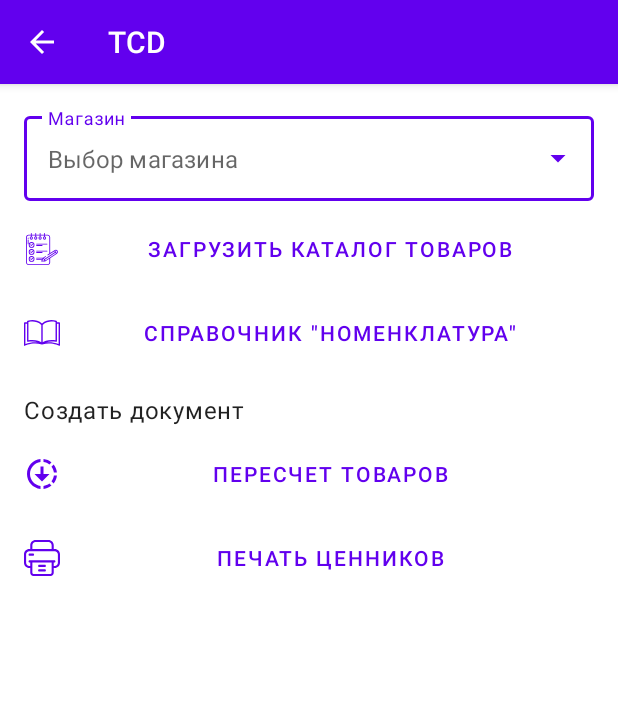
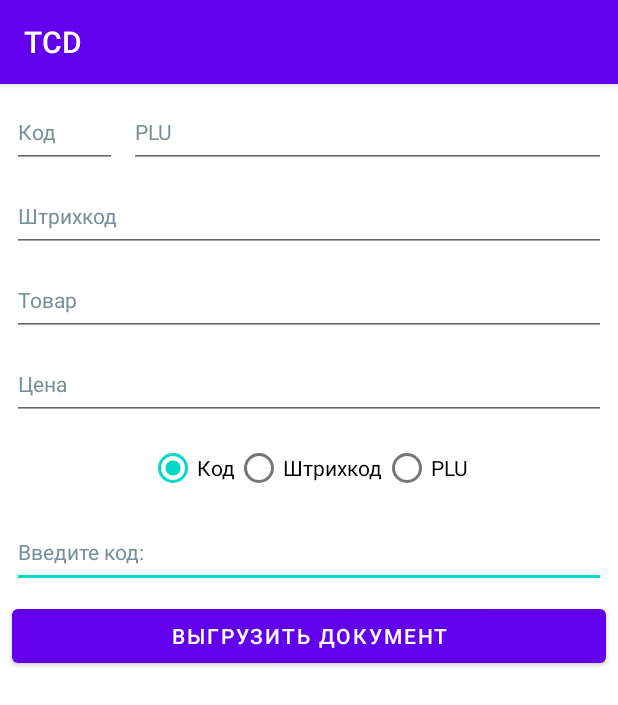
Before and after one commit to Gizmodo/TCD, an Android app: the MainActivity screen opened directly, with no data from a screen before it, after a tap on "ПЕРЕСЧЕТ ТОВАРОВ", on a phone screen of 412 x 824 dp. Shown: the top 705 px of the screen. Run offline under Robolectric (Android 15) with nearby library versions, the phone set to English and light mode, and no system bars.

Commit message:
Добавлен Пересчет товаров

```diff
--- a/app/build.gradle
+++ b/app/build.gradle
@@ -44,7 +44,7 @@ dependencies {
     implementation "io.reactivex.rxjava3:rxandroid:3.0.0"
     implementation 'androidx.core:core-ktx:1.6.0'
     implementation 'androidx.appcompat:appcompat:1.3.1'
-    implementation 'com.google.android.material:material:1.4.0'
+    implementation 'com.google.android.material:material:1.5.0-alpha03'
     implementation 'androidx.constraintlayout:constraintlayout:2.1.0'
     testImplementation 'junit:junit:4.13.2'
     androidTestImplementation 'androidx.test.ext:junit:1.1.3'
@@ -87,7 +87,7 @@ dependencies {
     implementation "androidx.room:room-paging:$room_version"
     implementation "androidx.room:room-ktx:$room_version"
     ///////////////////////////////////////////////////////////////////////////////////////////////
-    def lifecycle_version = "2.4.0-alpha03"
+    def lifecycle_version = '2.4.0-beta01'
     def arch_version = "2.1.0"
 
     // ViewModel
@@ -135,7 +135,7 @@ dependencies {
     androidTestImplementation "androidx.navigation:navigation-testing:$nav_version"
 
     // Jetpack Compose Integration
-    implementation "androidx.navigation:navigation-compose:2.4.0-alpha08"
+    implementation 'androidx.navigation:navigation-compose:2.4.0-alpha09'
 //Paging
     def paging_version = "3.1.0-alpha03"
 
--- a/app/src/main/AndroidManifest.xml
+++ b/app/src/main/AndroidManifest.xml
@@ -12,6 +12,9 @@
         android:supportsRtl="true"
         android:theme="@style/Theme.TCD"
         android:usesCleartextTraffic="true">
+        <activity
+            android:name=".RecalcActivity"
+            android:exported="true" />
         <activity
             android:name=".NomenclatureActivity"
             android:exported="true"
--- a/app/src/main/java/com/shop/tcd/MainActivity.kt
+++ b/app/src/main/java/com/shop/tcd/MainActivity.kt
@@ -50,7 +50,11 @@ class MainActivity : AppCompatActivity() {
      * Действие по кнопке на главном экране.
      */
     fun btnShowRecalc(view: View) {
-
+        val intent = Intent(this, RecalcActivity::class.java)
+            .apply {
+                putExtra(EXTRA_MESSAGE, "recalc")
+            }
+        startActivity(intent)
     }
 
     /**
--- a/app/src/main/java/com/shop/tcd/room/dao/NomenclatureDao.kt
+++ b/app/src/main/java/com/shop/tcd/room/dao/NomenclatureDao.kt
@@ -28,8 +28,16 @@ interface NomenclatureDao {
     suspend fun deleteAll()
 
     //Поиск товара по штрихкоду
-    @Query("select * from nomenclature where barcode = :barcode")
-    suspend fun getByBarcode(barcode: String): List<NomenclatureItem>
+    @Query("select * from nomenclature where barcode = :barcode limit 1")
+    fun getByBarcode(barcode: String): LiveData<NomenclatureItem>
+
+    //Поиск товара по коду
+    @Query("select * from nomenclature where code = :code limit 1")
+    fun getByCode(code: String): LiveData<NomenclatureItem>
+
+    //Поиск товара по PLU
+    @Query("select * from nomenclature where plu = :plu limit 1")
+    fun getByPLU(plu: String): LiveData<NomenclatureItem>
 
     //Количество записей
     @Query("SELECT COUNT(*) FROM nomenclature")
--- /dev/null
+++ b/app/src/main/res/drawable/ic_free_icon_ruble_currency_sign_38559.xml
@@ -0,0 +1,4 @@
+<vector android:height="24dp" android:viewportHeight="510.127"
+    android:viewportWidth="510.127" android:width="24dp" xmlns:android="http://schemas.android.com/apk/res/android">
+    <path android:fillColor="#FF000000" android:pathData="M34.786,428.963h81.158v69.572c0,3.385 1.083,6.156 3.262,8.322c2.173,2.18 4.951,3.27 8.335,3.27h60.502c3.14,0 5.857,-1.09 8.152,-3.27c2.295,-2.166 3.439,-4.938 3.439,-8.322v-69.572h182.964c3.377,0 6.156,-1.076 8.334,-3.256c2.18,-2.178 3.262,-4.951 3.262,-8.336v-46.377c0,-3.365 -1.082,-6.156 -3.262,-8.322c-2.172,-2.18 -4.957,-3.27 -8.334,-3.27H199.628v-42.754h123.184c48.305,0 87.73,-14.719 118.293,-44.199c30.551,-29.449 45.834,-67.49 45.834,-114.125c0,-46.604 -15.283,-84.646 -45.834,-114.125C410.548,14.749 371.116,0 322.812,0H127.535c-3.385,0 -6.157,1.089 -8.335,3.256c-2.173,2.179 -3.262,4.969 -3.262,8.335v227.896H34.786c-3.384,0 -6.157,1.145 -8.335,3.439c-2.172,2.295 -3.262,5.012 -3.262,8.151v53.978c0,3.385 1.083,6.158 3.262,8.336c2.179,2.18 4.945,3.256 8.335,3.256h81.158v42.754H34.786c-3.384,0 -6.157,1.09 -8.335,3.27c-2.172,2.166 -3.262,4.951 -3.262,8.322v46.377c0,3.385 1.083,6.158 3.262,8.336C28.629,427.887 31.401,428.963 34.786,428.963zM199.628,77.179h115.938c25.6,0 46.248,7.485 61.953,22.46c15.697,14.976 23.549,34.547 23.549,58.691c0,24.156 -7.852,43.733 -23.549,58.691c-15.705,14.988 -36.354,22.473 -61.953,22.473H199.628V77.179z"/>
+</vector>
--- /dev/null
+++ b/app/src/main/res/drawable/ic_ruble_currency_sign.xml
@@ -0,0 +1,4 @@
+<vector android:height="24dp" android:viewportHeight="510.127"
+    android:viewportWidth="510.127" android:width="24dp" xmlns:android="http://schemas.android.com/apk/res/android">
+    <path android:fillColor="#FF000000" android:pathData="M34.786,428.963h81.158v69.572c0,3.385 1.083,6.156 3.262,8.322c2.173,2.18 4.951,3.27 8.335,3.27h60.502c3.14,0 5.857,-1.09 8.152,-3.27c2.295,-2.166 3.439,-4.938 3.439,-8.322v-69.572h182.964c3.377,0 6.156,-1.076 8.334,-3.256c2.18,-2.178 3.262,-4.951 3.262,-8.336v-46.377c0,-3.365 -1.082,-6.156 -3.262,-8.322c-2.172,-2.18 -4.957,-3.27 -8.334,-3.27H199.628v-42.754h123.184c48.305,0 87.73,-14.719 118.293,-44.199c30.551,-29.449 45.834,-67.49 45.834,-114.125c0,-46.604 -15.283,-84.646 -45.834,-114.125C410.548,14.749 371.116,0 322.812,0H127.535c-3.385,0 -6.157,1.089 -8.335,3.256c-2.173,2.179 -3.262,4.969 -3.262,8.335v227.896H34.786c-3.384,0 -6.157,1.145 -8.335,3.439c-2.172,2.295 -3.262,5.012 -3.262,8.151v53.978c0,3.385 1.083,6.158 3.262,8.336c2.179,2.18 4.945,3.256 8.335,3.256h81.158v42.754H34.786c-3.384,0 -6.157,1.09 -8.335,3.27c-2.172,2.166 -3.262,4.951 -3.262,8.322v46.377c0,3.385 1.083,6.158 3.262,8.336C28.629,427.887 31.401,428.963 34.786,428.963zM199.628,77.179h115.938c25.6,0 46.248,7.485 61.953,22.46c15.697,14.976 23.549,34.547 23.549,58.691c0,24.156 -7.852,43.733 -23.549,58.691c-15.705,14.988 -36.354,22.473 -61.953,22.473H199.628V77.179z"/>
+</vector>
--- /dev/null
+++ b/app/src/main/res/layout/activity_recalc.xml
@@ -0,0 +1,122 @@
+<?xml version="1.0" encoding="utf-8"?>
+<androidx.constraintlayout.widget.ConstraintLayout xmlns:android="http://schemas.android.com/apk/res/android"
+    xmlns:app="http://schemas.android.com/apk/res-auto"
+    xmlns:tools="http://schemas.android.com/tools"
+    android:layout_width="match_parent"
+    android:layout_height="match_parent"
+    tools:context=".RecalcActivity">
+
+    <EditText
+        android:id="@+id/edtRecalcCode"
+        style="@style/Noneditable"
+        android:layout_width="70dp"
+        android:layout_height="wrap_content"
+        android:hint="@string/code"
+        app:layout_constraintStart_toStartOf="parent"
+        app:layout_constraintTop_toTopOf="parent" />
+
+    <EditText
+        android:id="@+id/edtRecalcPLU"
+        style="@style/Noneditable"
+        android:hint="@string/plu"
+        app:layout_constraintBottom_toBottomOf="@id/edtRecalcCode"
+        app:layout_constraintEnd_toEndOf="parent"
+        app:layout_constraintStart_toEndOf="@id/edtRecalcCode"
+        app:layout_constraintTop_toTopOf="@id/edtRecalcCode" />
+
+    <EditText
+        android:id="@+id/edtRecalcBarcode"
+        style="@style/Noneditable"
+        android:hint="@string/barcode"
+        app:layout_constraintEnd_toEndOf="parent"
+        app:layout_constraintStart_toStartOf="parent"
+        app:layout_constraintTop_toBottomOf="@id/edtRecalcPLU" />
+
+    <EditText
+        android:id="@+id/edtRecalcGood"
+        style="@style/Noneditable"
+        android:hint="@string/good"
+        android:inputType="textMultiLine"
+        app:layout_constraintEnd_toEndOf="parent"
+        app:layout_constraintStart_toStartOf="parent"
+        app:layout_constraintTop_toBottomOf="@id/edtRecalcBarcode" />
+
+    <EditText
+        android:id="@+id/edtRecalcPrice"
+        style="@style/Noneditable"
+        android:hint="@string/price"
+        app:layout_constraintEnd_toEndOf="parent"
+        app:layout_constraintStart_toStartOf="parent"
+        app:layout_constraintTop_toBottomOf="@id/edtRecalcGood" />
+
+    <EditText
+        android:id="@+id/edtRecalcEnter"
+        style="@style/Noneditable"
+        android:hint="@string/entercode"
+        android:focusable="true"
+        android:clickable="true"
+        android:cursorVisible="true"
+        app:layout_constraintEnd_toEndOf="parent"
+        app:layout_constraintStart_toStartOf="parent"
+        app:layout_constraintTop_toBottomOf="@id/rgRecalc" />
+
+    <RadioGroup
+        android:id="@+id/rgRecalc"
+        android:layout_width="wrap_content"
+        android:layout_height="wrap_content"
+        android:layout_marginStart="8dp"
+        android:layout_marginTop="8dp"
+        android:layout_marginEnd="8dp"
+        android:orientation="horizontal"
+        app:layout_constraintEnd_toEndOf="parent"
+        app:layout_constraintStart_toStartOf="parent"
+        app:layout_constraintTop_toBottomOf="@id/edtRecalcPrice">
+
+        <RadioButton
+            android:id="@+id/rbtRecalcCode"
+            android:layout_width="match_parent"
+            android:layout_height="wrap_content"
+            android:checked="true"
+            android:text="@string/code" />
+
+        <RadioButton
+            android:id="@+id/rbtRecalcBarcode"
+            android:layout_width="match_parent"
+            android:layout_height="wrap_content"
+            android:text="@string/barcode" />
+
+        <RadioButton
+            android:id="@+id/rbtRecalcPLU"
+            android:layout_width="match_parent"
+            android:layout_height="wrap_content"
+            android:text="@string/plu" />
+
+    </RadioGroup>
+
+    <Button
+        android:id="@+id/btnRecalcUpload"
+        android:layout_width="0dp"
+        android:layout_height="wrap_content"
+        android:layout_marginStart="8dp"
+        android:layout_marginTop="8dp"
+        android:layout_marginEnd="8dp"
+        android:text="@string/upload"
+        app:layout_constraintEnd_toEndOf="parent"
+        app:layout_constraintStart_toStartOf="parent"
+        app:layout_constraintTop_toBottomOf="@id/edtRecalcEnter" />
+
+    <androidx.recyclerview.widget.RecyclerView
+        android:id="@+id/rvRecalc"
+        android:layout_width="0dp"
+        android:layout_height="0dp"
+        android:layout_marginStart="8dp"
+        android:layout_marginTop="8dp"
+        android:layout_marginEnd="8dp"
+        android:layout_marginBottom="8dp"
+        app:layout_constraintBottom_toBottomOf="parent"
+        app:layout_constraintEnd_toEndOf="parent"
+        app:layout_constraintStart_toStartOf="parent"
+        app:layout_constraintTop_toBottomOf="@id/btnRecalcUpload"
+        tools:ignore="SpeakableTextPresentCheck" />
+
+</androidx.constraintlayout.widget.ConstraintLayout>
--- a/app/src/main/res/values/strings.xml
+++ b/app/src/main/res/values/strings.xml
@@ -19,4 +19,11 @@
     <string name="ok">OK</string>
     <string name="begin">Начало</string>
     <string name="cancel">Отмена</string>
+    <string name="code">Код</string>
+    <string name="plu">PLU</string>
+    <string name="barcode">Штрихкод</string>
+    <string name="good">Товар</string>
+    <string name="price">Цена</string>
+    <string name="entercode">Введите код:</string>
+    <string name="upload">Выгрузить документ</string>
 </resources>
--- a/app/src/main/res/values/themes.xml
+++ b/app/src/main/res/values/themes.xml
@@ -17,4 +17,17 @@
     <style name="Theme.TCD.CustomButton" parent="Widget.MaterialComponents.Button.TextButton.Icon">
         <item name="android:layout_margin">8dp</item>
     </style>
+
+    <style name="Noneditable" parent="Widget.MaterialComponents.TextView">
+        <item name="android:layout_height">wrap_content</item>
+        <item name="android:layout_width">0dp</item>
+        <item name="android:layout_margin">8dp</item>
+        <item name="android:ems">10</item>
+        <item name="android:inputType">none</item>
+        <item name="android:minHeight">48dp</item>
+        <item name="android:textColorHint">#78909C</item>
+        <item name="android:focusable">false</item>
+        <item name="android:clickable">false</item>
+        <item name="android:cursorVisible">false</item>
+    </style>
 </resources>
```
Also changed, not shown: app/src/main/java/com/shop/tcd/RecalcActivity.kt (added, +94 -0 lines), app/src/main/res/layout/activity_recalc_material.xml (added, +161 -0 lines), app/src/main/res/values/styles.xml (added, +21 -0 lines).
